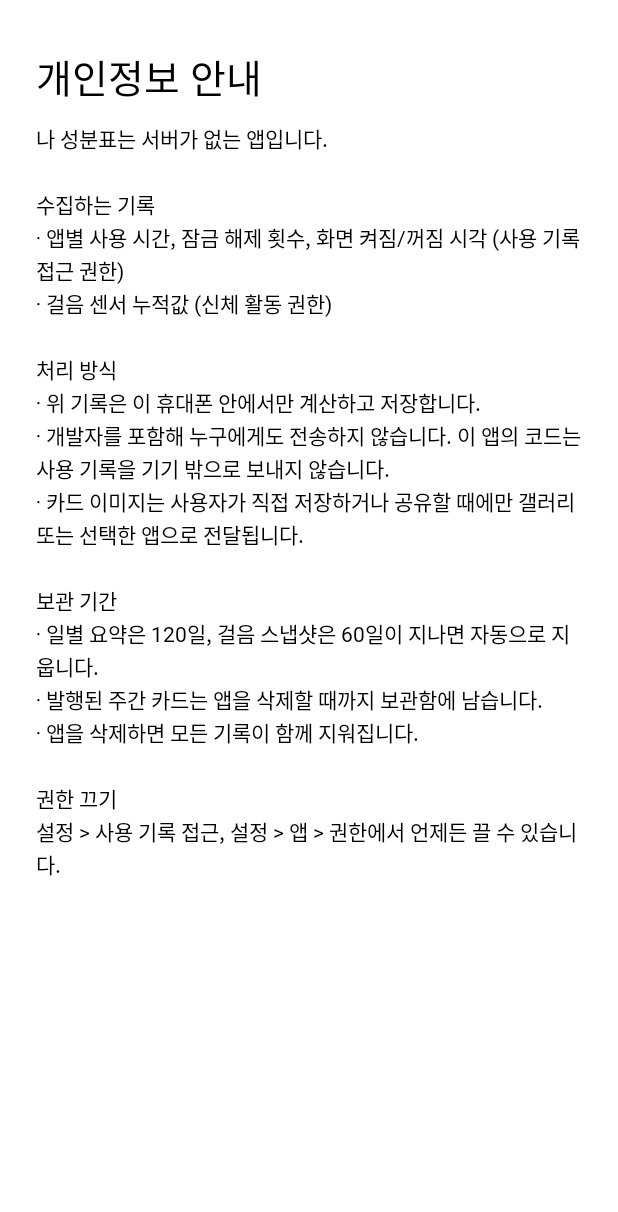
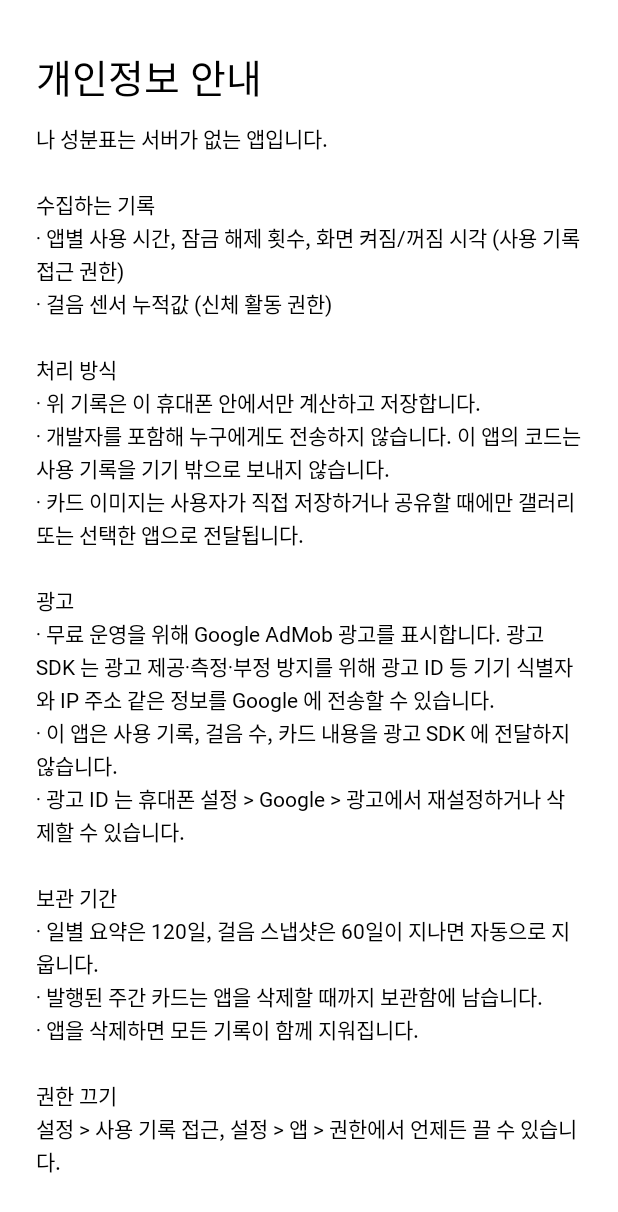
Before and after one commit to baebae6ae/receipt, an Android app built with Jetpack Compose: the PrivacyScreen screen opened through its navigation route, on a phone screen of 412 x 824 dp. Shown: the top 1212 px of the screen. Run offline under Robolectric (Android 15) with nearby library versions, the phone set to English and light mode, and no system bars; our stand-ins replace AdMob; Roboto replaces fonts that are not available here.

Commit message:
개인정보처리방침, 플레이 콘솔 데이터 보안 정리, 출시 체크리스트
- docs/privacy-policy.md (한/영): 기기 내부 처리·외부 전송 없음, AdMob 이 전송하는 정보, 보관 기간, 권한 철회
- docs/play-console.md: 데이터 보안 양식 답변 초안, 사용 기록 접근 등 권한별 설명 문구
- docs/release-checklist.md: 패키지명·AdMob 실제 ID 교체, 12명×14일 비공개 테스트, EEA 동의(UMP) 등
- 앱 내 개인정보 안내에 광고 항목 추가, README 갱신

Co-Authored-By: Claude Opus 5.5 <noreply@anthropic.com>
Claude-Session: https://claude.ai/code/session_012gvUT5U6v3PcW9huGxskyC

```diff
--- a/app/src/main/res/values/strings.xml
+++ b/app/src/main/res/values/strings.xml
@@ -176,7 +176,7 @@
     <string name="settings_version">버전</string>
     <string name="hidden_apps_intro">체크한 앱은 카드의 원재료명에 이름이 나오지 않습니다. 총 화면 시간에는 그대로 포함되며, 지난 카드에도 바로 적용됩니다.</string>
     <string name="licenses_intro">이 앱은 아래 글꼴을 SIL Open Font License 1.1 에 따라 포함하고 있습니다.</string>
-    <string name="privacy_body">나 성분표는 서버가 없는 앱입니다.\n\n수집하는 기록\n· 앱별 사용 시간, 잠금 해제 횟수, 화면 켜짐/꺼짐 시각 (사용 기록 접근 권한)\n· 걸음 센서 누적값 (신체 활동 권한)\n\n처리 방식\n· 위 기록은 이 휴대폰 안에서만 계산하고 저장합니다.\n· 개발자를 포함해 누구에게도 전송하지 않습니다. 이 앱의 코드는 사용 기록을 기기 밖으로 보내지 않습니다.\n· 카드 이미지는 사용자가 직접 저장하거나 공유할 때에만 갤러리 또는 선택한 앱으로 전달됩니다.\n\n보관 기간\n· 일별 요약은 120일, 걸음 스냅샷은 60일이 지나면 자동으로 지웁니다.\n· 발행된 주간 카드는 앱을 삭제할 때까지 보관함에 남습니다.\n· 앱을 삭제하면 모든 기록이 함께 지워집니다.\n\n권한 끄기\n설정 &gt; 사용 기록 접근, 설정 &gt; 앱 &gt; 권한에서 언제든 끌 수 있습니다.</string>
+    <string name="privacy_body">나 성분표는 서버가 없는 앱입니다.\n\n수집하는 기록\n· 앱별 사용 시간, 잠금 해제 횟수, 화면 켜짐/꺼짐 시각 (사용 기록 접근 권한)\n· 걸음 센서 누적값 (신체 활동 권한)\n\n처리 방식\n· 위 기록은 이 휴대폰 안에서만 계산하고 저장합니다.\n· 개발자를 포함해 누구에게도 전송하지 않습니다. 이 앱의 코드는 사용 기록을 기기 밖으로 보내지 않습니다.\n· 카드 이미지는 사용자가 직접 저장하거나 공유할 때에만 갤러리 또는 선택한 앱으로 전달됩니다.\n\n광고\n· 무료 운영을 위해 Google AdMob 광고를 표시합니다. 광고 SDK 는 광고 제공·측정·부정 방지를 위해 광고 ID 등 기기 식별자와 IP 주소 같은 정보를 Google 에 전송할 수 있습니다.\n· 이 앱은 사용 기록, 걸음 수, 카드 내용을 광고 SDK 에 전달하지 않습니다.\n· 광고 ID 는 휴대폰 설정 &gt; Google &gt; 광고에서 재설정하거나 삭제할 수 있습니다.\n\n보관 기간\n· 일별 요약은 120일, 걸음 스냅샷은 60일이 지나면 자동으로 지웁니다.\n· 발행된 주간 카드는 앱을 삭제할 때까지 보관함에 남습니다.\n· 앱을 삭제하면 모든 기록이 함께 지워집니다.\n\n권한 끄기\n설정 &gt; 사용 기록 접근, 설정 &gt; 앱 &gt; 권한에서 언제든 끌 수 있습니다.</string>
     <string name="result_reroll">문구 다시 뽑기</string>
 
     <!-- 발행 알림 -->
```
Also changed, not shown: 5 other files.
